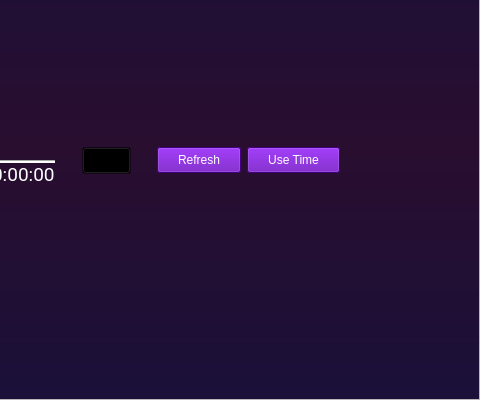
Before: the Qt Designer form Designer/MainWindow.ui in Soon156/AlignPosition, drawn with Qt 5; both pictures show x 577 to 1057 and y 108 to 508 of the 1057 by 508 pixel window.
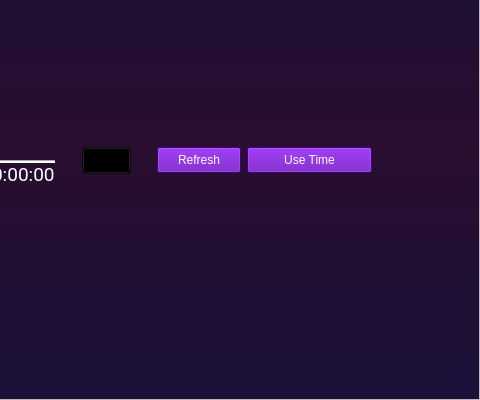
After: the same form once the commit is applied. Icons and pictures are not drawn.

```diff
--- a/Designer/MainWindow.ui
+++ b/Designer/MainWindow.ui
@@ -732,6 +732,18 @@
                        </item>
                        <item alignment="Qt::AlignHCenter">
                         <widget class="QPushButton" name="use_time_btn">
+                         <property name="sizePolicy">
+                          <sizepolicy hsizetype="Minimum" vsizetype="Fixed">
+                           <horstretch>0</horstretch>
+                           <verstretch>0</verstretch>
+                          </sizepolicy>
+                         </property>
+                         <property name="minimumSize">
+                          <size>
+                           <width>125</width>
+                           <height>0</height>
+                          </size>
+                         </property>
                          <property name="styleSheet">
                           <string notr="true"/>
                          </property>
```
